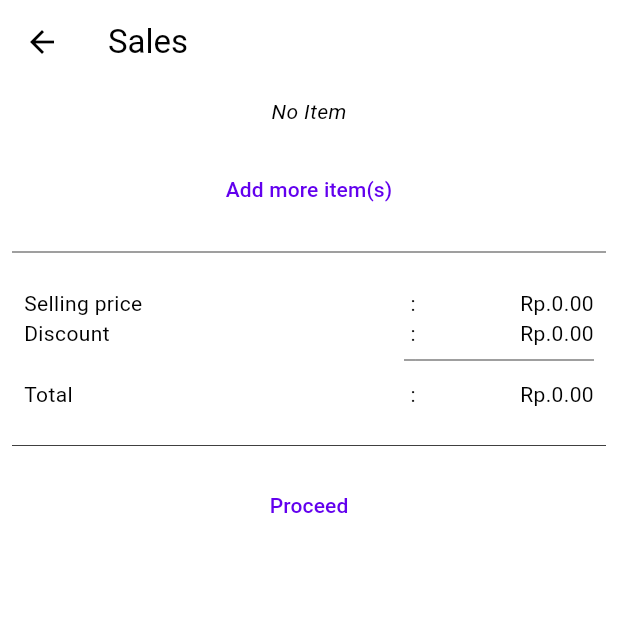
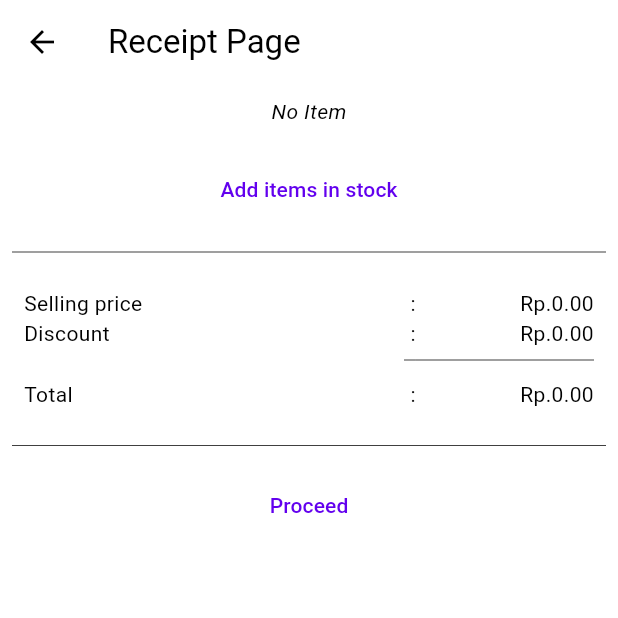
Before and after one commit to farids13/pos, a Flutter app: the SalesManagementScreen screen opened directly, on a phone screen of 412 x 824 dp, the top half of it. Run offline on Flutter 3.47's test engine with Material 3 defaults, Android fonts, the phone set to English and light mode, and no system bars; our stand-ins replace faker, flutter_riverpod, isar; missing offline and left inert: mobile_scanner; accounts and stored records are empty; generated files the repository leaves out were written again.

Commit message:
Added draft status, modified journal status and added temporaryJournalProvider. Also, modified the logic for the title of the sales management screen.

```diff
--- a/lib/collections/journal/journal.dart
+++ b/lib/collections/journal/journal.dart
@@ -42,6 +42,7 @@ enum JournalType {
 }
 
 enum JournalStatus {
+  draft,
   opened,
   posted,
   cancelled,
--- a/lib/modules/transactions/sales/sales_management_screen.dart
+++ b/lib/modules/transactions/sales/sales_management_screen.dart
@@ -1,8 +1,11 @@
+import 'package:cashier_app/collections/journal/journal.dart';
 import 'package:cashier_app/collections/journal/journal_detail.dart';
 import 'package:cashier_app/widgets/products/search_and_add_product.dart';
 import 'package:flutter/material.dart';
 import 'package:flutter_riverpod/flutter_riverpod.dart';
 import 'package:intl/intl.dart';
+
+final temporaryJournalProvider = Provider<List<Journal>>((_) => []);
 
 class SalesManagementScreen extends ConsumerStatefulWidget {
   const SalesManagementScreen({super.key});
@@ -31,9 +34,23 @@ class _SalesManagementScreenState extends ConsumerState<SalesManagementScreen> {
 
     calculateTransactionValue();
 
+    var title = "Receipt Page";
+    if (journalDetails.isNotEmpty) {
+      title = "Edit Receipt";
+    }
+
     return Scaffold(
         appBar: AppBar(
-          title: const Text("Sales"),
+          leading: IconButton(
+            icon: const Icon(Icons.arrow_back),
+            onPressed: () {
+              List<JournalDetail> journalDetail =
+                  ref.watch(selectedProductProvider);
+              journalDetail.clear();
+              Navigator.of(context).pop(false);
+            },
+          ),
+          title: Text(title),
         ),
         body: ListView(
           children: [
@@ -74,7 +91,7 @@ class _SalesManagementScreenState extends ConsumerState<SalesManagementScreen> {
                   },
                   child: const Padding(
                     padding: EdgeInsets.all(8.0),
-                    child: Text("Add more item(s)"),
+                    child: Text("Add items in stock"),
                   )),
             ),
             const Padding(
```
Also changed, not shown: lib/utils/helpers/prepare_journal_list_tiles.dart (+36 -18 lines), lib/widgets/products/search_and_add_product.dart (+59 -49 lines), lib/collections/journal/journal.g.dart, pubspec.lock.
